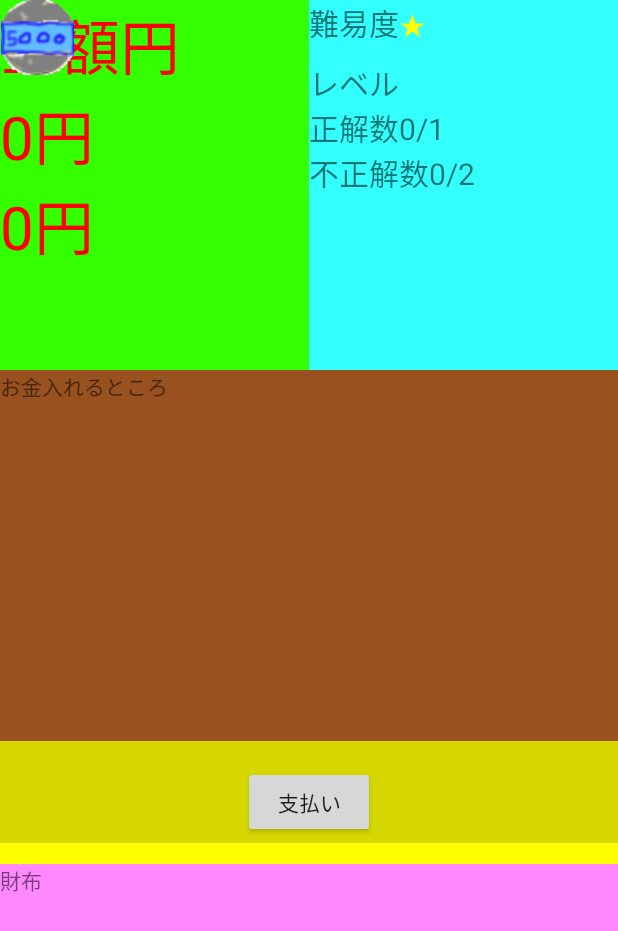
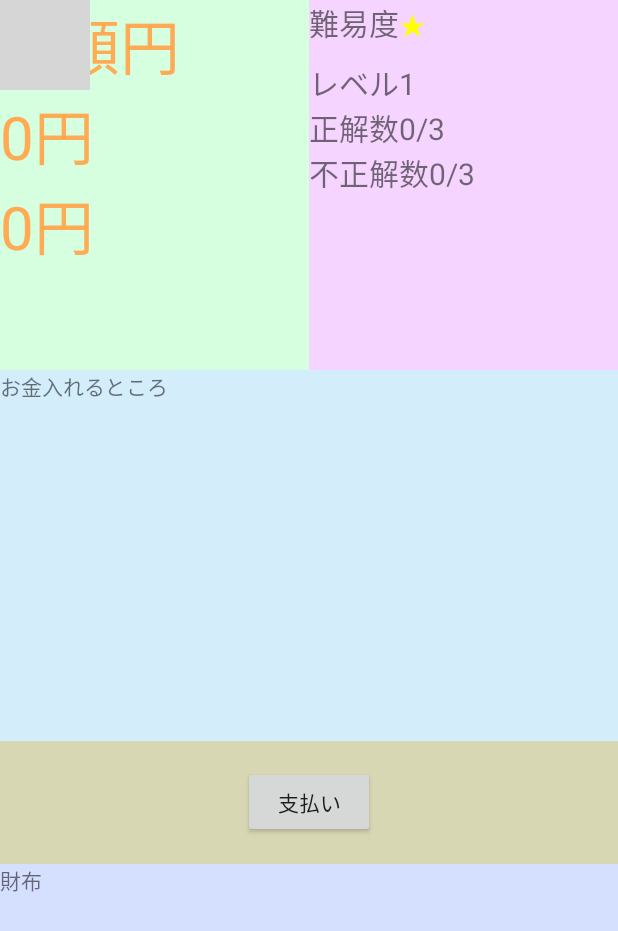
Before and after one commit to KIRIN3git/ChangeGame, an Android app: the screen it shows after launch (GameActivity), after a tap on "レベル★", on a phone screen of 412 x 824 dp. Shown: the top 931 px of the screen. Run offline under Robolectric (Android 15) with nearby library versions, the light colour scheme and no system bars; grey boxes are pictures that could not be loaded.

Commit message:
一通り

```diff
--- a/app/src/main/AndroidManifest.xml
+++ b/app/src/main/AndroidManifest.xml
@@ -20,6 +20,9 @@
         <activity android:name=".GameActivity"
             android:theme="@style/Theme.AppCompat.Light.NoActionBar.FullScreen">
         </activity>
+        <activity android:name=".ClearActivity"
+            android:theme="@style/Theme.AppCompat.Light.NoActionBar.FullScreen">
+        </activity>
     </application>
 
 </manifest>
--- a/app/src/main/java/com/example/shinji/changegame/CoinMng.java
+++ b/app/src/main/java/com/example/shinji/changegame/CoinMng.java
@@ -39,28 +39,28 @@ public class CoinMng implements OnTouchListener{
     static int coinCount1 = 0;
 
     // コインサイズ
-    static int ICHIYEN_SIZE_DP = 50;
+    static int ICHIYEN_SIZE_DP = 60;
     static int ICHIYEN_SIZE_PX;
 
-    static int GOYEN_SIZE_DP = 50;
+    static int GOYEN_SIZE_DP = 60;
     static int GOYEN_SIZE_PX;
 
-    static int JYUYEN_SIZE_DP = 50;
+    static int JYUYEN_SIZE_DP = 60;
     static int JYUYEN_SIZE_PX;
 
-    static int GOJYUYEN_SIZE_DP = 50;
+    static int GOJYUYEN_SIZE_DP = 60;
     static int GOJYUYEN_SIZE_PX;
 
-    static int HYAKUYEN_SIZE_DP = 50;
+    static int HYAKUYEN_SIZE_DP = 60;
     static int HYAKUYEN_SIZE_PX;
 
-    static int GOHYAKUYEN_SIZE_DP = 50;
+    static int GOHYAKUYEN_SIZE_DP = 60;
     static int GOHYAKUYEN_SIZE_PX;
 
-    static int SENYEN_SIZE_DP = 50;
+    static int SENYEN_SIZE_DP = 60;
     static int SENYEN_SIZE_PX;
 
-    static int GOSENYEN_SIZE_DP = 50;
+    static int GOSENYEN_SIZE_DP = 60;
     static int GOSENYEN_SIZE_PX;
 
     // 財布の中でのY座標位置（パーセント）
--- a/app/src/main/java/com/example/shinji/changegame/MainActivity.java
+++ b/app/src/main/java/com/example/shinji/changegame/MainActivity.java
@@ -1,6 +1,9 @@
 package com.example.shinji.changegame;
 
+import android.content.Context;
 import android.content.Intent;
+import android.content.SharedPreferences;
+import android.graphics.Color;
 import android.graphics.Point;
 import android.os.Build;
 import android.support.v7.app.AppCompatActivity;
@@ -27,7 +30,21 @@ public class MainActivity extends AppCompatActivity {
 
 //        Log.w("DEBUG_DATA", "getRealSize" + CommonMng.real.x + " " + CommonMng.real.y);
 
+
+    }
+
+    @Override
+    protected void onResume() {
+        super.onResume();
+
+
+        SharedPreferences data = getSharedPreferences("DataSave", Context.MODE_PRIVATE);
+
         TextView text1 = (TextView) findViewById(R.id.game_start1);
+        int clearStart1 = data.getInt("ClearStar1",0 );
+        if( clearStart1 == 1 ){
+            text1.setTextColor(Color.RED);
+        }
         text1.setOnClickListener(new View.OnClickListener() {
             @Override
             public void onClick(View v) {
@@ -40,6 +57,10 @@ public class MainActivity extends AppCompatActivity {
         });
 
         TextView text2 = (TextView) findViewById(R.id.game_start2);
+        int clearStart2 = data.getInt("ClearStar2",0 );
+        if( clearStart2 == 1 ){
+            text2.setTextColor(Color.RED);
+        }
         text2.setOnClickListener(new View.OnClickListener() {
             @Override
             public void onClick(View v) {
@@ -52,6 +73,10 @@ public class MainActivity extends AppCompatActivity {
         });
 
         TextView text3 = (TextView) findViewById(R.id.game_start3);
+        int clearStart3 = data.getInt("ClearStar3",0 );
+        if( clearStart3 == 1 ){
+            text3.setTextColor(Color.RED);
+        }
         text3.setOnClickListener(new View.OnClickListener() {
             @Override
             public void onClick(View v) {
@@ -64,6 +89,10 @@ public class MainActivity extends AppCompatActivity {
         });
 
         TextView text4 = (TextView) findViewById(R.id.game_start4);
+        int clearStart4 = data.getInt("ClearStar4",0 );
+        if( clearStart4 == 1 ){
+            text4.setTextColor(Color.RED);
+        }
         text4.setOnClickListener(new View.OnClickListener() {
             @Override
             public void onClick(View v) {
@@ -76,6 +105,10 @@ public class MainActivity extends AppCompatActivity {
         });
 
         TextView text5 = (TextView) findViewById(R.id.game_start5);
+        int clearStart5 = data.getInt("ClearStar5",0 );
+        if( clearStart5 == 1 ){
+            text5.setTextColor(Color.RED);
+        }
         text5.setOnClickListener(new View.OnClickListener() {
             @Override
             public void onClick(View v) {
@@ -87,8 +120,6 @@ public class MainActivity extends AppCompatActivity {
             }
         });
     }
-
-
     // 端末のサイズを取得(Pointクラス px)
     private Point getRealSize() {
 
--- a/app/src/main/java/com/example/shinji/changegame/QuestionMng.java
+++ b/app/src/main/java/com/example/shinji/changegame/QuestionMng.java
@@ -42,11 +42,11 @@ public class QuestionMng {
 	static int sStarInfo[][] = {
 			{ 0,0,0 },
 
-			{ 1,1,2 },  // スター1
-			{ 2,7,3 },  // スター2
-			{ 3,10,1 }, // スター3
-			{ 4,20,1 }, // スター4
-			{ 5,30,1 }, // スター5
+			{ 1,3,3 },  // スター1
+			{ 2,5,3 },  // スター2
+			{ 3,7,2 }, // スター3
+			{ 4,10,2 }, // スター4
+			{ 5,15,0 }, // スター5
 	};
 
 	// 問題時間,クリア正解数
@@ -99,7 +99,7 @@ public class QuestionMng {
 
             // プログレスバーの設定
             progressBar = sLayout.findViewById(R.id.ProgressBarHorizontal);
-            progressBar.setScaleY(30f); // 高さを指定
+            progressBar.setScaleY(40f); // 高さを指定
 
             // 前時間表示
             //sTextView = sLayout.findViewById(R.id.textTime);
--- a/app/src/main/res/layout/activity_game.xml
+++ b/app/src/main/res/layout/activity_game.xml
@@ -28,7 +28,7 @@
                 android:layout_width="0dp"
                 android:layout_height="match_parent"
                 android:layout_weight="1"
-                android:background="#33ff00"
+                android:background="#D5FFDF"
                 android:orientation="vertical">
 
                 <LinearLayout
@@ -39,7 +39,7 @@
                     <TextView
                         android:id="@+id/textAll"
                         android:textSize="40sp"
-                        android:textColor="#ff0000"
+                        android:textColor="#FFAA55"
                         android:layout_width="wrap_content"
                         android:layout_height="wrap_content"
                         android:text="金額" />
@@ -47,7 +47,7 @@
                     <TextView
                         android:id="@+id/textView4"
                         android:textSize="40sp"
-                        android:textColor="#ff0000"
+                        android:textColor="#FFAA55"
                         android:layout_width="wrap_content"
                         android:layout_height="wrap_content"
                         android:text="円" />
@@ -61,7 +61,7 @@
                     <TextView
                         android:id="@+id/textPayment"
                         android:textSize="40sp"
-                        android:textColor="#ff0000"
+                        android:textColor="#FFAA55"
                         android:layout_width="wrap_content"
                         android:layout_height="wrap_content"
                         android:text="支払" />
@@ -69,7 +69,7 @@
                     <TextView
                         android:id="@+id/textView72"
                         android:textSize="40sp"
-                        android:textColor="#ff0000"
+                        android:textColor="#FFAA55"
                         android:layout_width="wrap_content"
                         android:layout_height="wrap_content"
                         android:text="円" />
@@ -83,7 +83,7 @@
                     <TextView
                         android:id="@+id/textChange"
                         android:textSize="40sp"
-                        android:textColor="#ff0000"
+                        android:textColor="#FFAA55"
                         android:layout_width="wrap_content"
                         android:layout_height="wrap_content"
                         android:text="釣り" />
@@ -91,7 +91,7 @@
                     <TextView
                         android:id="@+id/textView7"
                         android:textSize="40sp"
-                        android:textColor="#ff0000"
+                        android:textColor="#FFAA55"
                         android:layout_width="wrap_content"
                         android:layout_height="wrap_content"
                         android:layout_weight="1"
@@ -104,7 +104,7 @@
                 android:layout_width="0dp"
                 android:layout_height="match_parent"
                 android:layout_weight="1"
-                android:background="#33ffff"
+                android:background="#F5D5FF"
                 android:orientation="vertical">
 <!--
                 <LinearLayout
@@ -156,9 +156,10 @@
                         android:text="レベル" />
                     <TextView
                         android:textSize="20sp"
-                        android:id="@+id/textLevel"
+                        android:id="@+id/LevelNum"
                         android:layout_width="match_parent"
-                        android:layout_height="wrap_content" />
+                        android:layout_height="wrap_content"
+                        android:text="0" />
                 </LinearLayout>
 
                 <LinearLayout
@@ -226,7 +227,7 @@
             android:layout_width="match_parent"
             android:layout_height="0dp"
             android:layout_weight="3"
-            android:background="#99511f"
+            android:background="#D3EDFB"
             android:orientation="horizontal">
 
             <TextView
@@ -242,7 +243,7 @@
             android:layout_width="match_parent"
             android:layout_height="0dp"
             android:layout_weight="1"
-            android:background="#FFFF00"
+            android:background="#FFFFD5"
             android:orientation="horizontal">
 
             <Button
@@ -264,7 +265,7 @@
             android:layout_width="match_parent"
             android:layout_height="0dp"
             android:layout_weight="3"
-            android:background="#FF88ff"
+            android:background="#D5DFFF"
             android:orientation="horizontal">
 
             <TextView
@@ -332,6 +333,7 @@
     </FrameLayout>
 
     <!-- カウント -->
+    <!--
     <FrameLayout
         android:id="@+id/count_layout"
         android:layout_width="match_parent"
@@ -339,5 +341,6 @@
         android:layout_gravity="center"
         android:orientation="vertical">
     </FrameLayout>
+    -->
 
 </FrameLayout>
```
Also changed, not shown: app/src/main/java/com/example/shinji/changegame/ClearActivity.java (added, +48 -0 lines), app/src/main/java/com/example/shinji/changegame/GameActivity.java (+59 -25 lines), app/src/main/res/layout/activity_clear.xml (added, +32 -0 lines), app/src/main/res/drawable/goen.gif (deleted), app/src/main/res/drawable/gohyakuen.gif (deleted), app/src/main/res/drawable/gojyuen.gif (deleted), app/src/main/res/drawable/gosenen.gif (deleted), app/src/main/res/drawable/hyakuen.gif (deleted), app/src/main/res/drawable/ichien.gif (deleted), app/src/main/res/drawable/jyuen.gif (deleted), app/src/main/res/drawable/senen.gif (deleted). Lines whose indentation alone changed are shown as unchanged.
